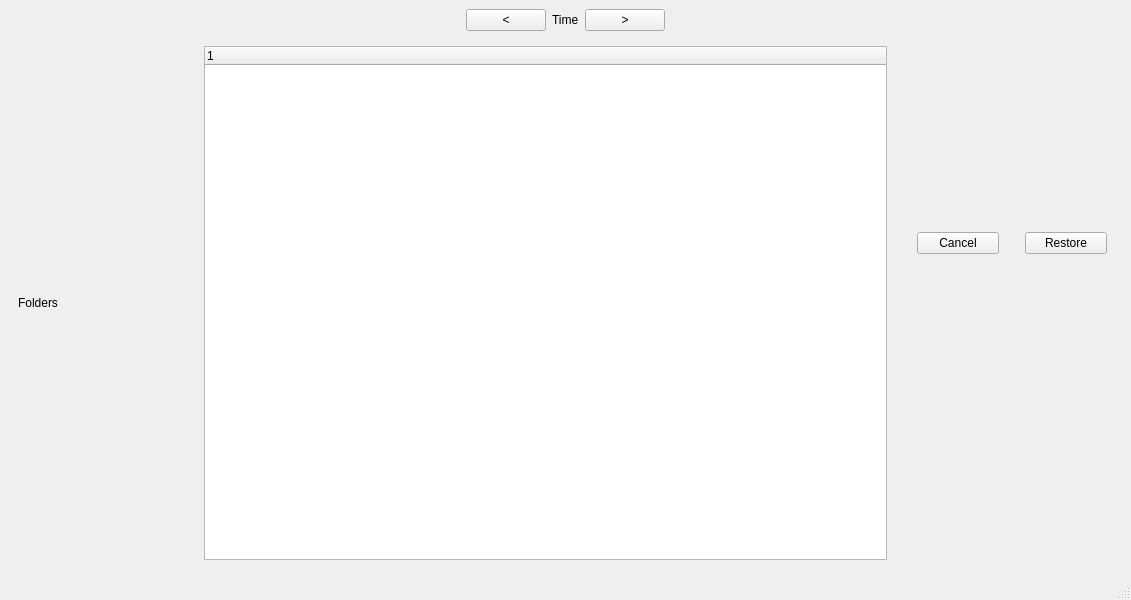
Before: the Qt Designer form src/ui/enter_time_machine.ui in GeovaneJefferson/timemachine, drawn with Qt 5.
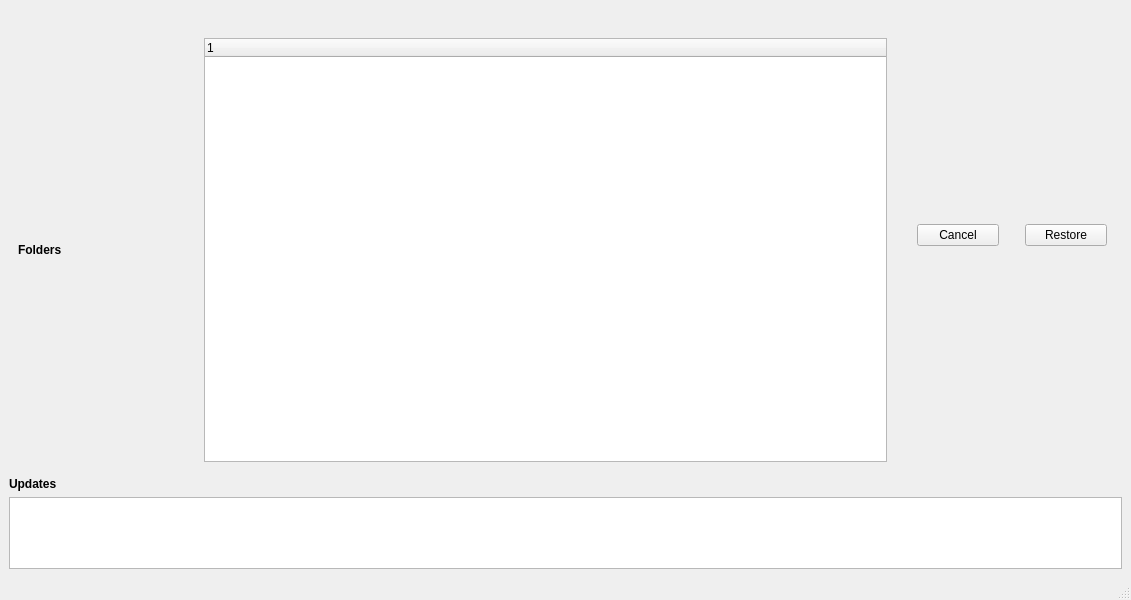
After: the same form once the commit is applied.

```diff
--- a/src/ui/enter_time_machine.ui
+++ b/src/ui/enter_time_machine.ui
@@ -16,7 +16,7 @@
   <widget class="QWidget" name="centralwidget">
    <layout class="QVBoxLayout" name="verticalLayout_2">
     <item>
-     <layout class="QVBoxLayout" name="verticalLayout" stretch="0,0,1">
+     <layout class="QVBoxLayout" name="verticalLayout" stretch="0,0,1,0,0">
       <item>
        <layout class="QGridLayout" name="dates_layout"/>
       </item>
@@ -35,27 +35,6 @@
           </property>
          </spacer>
         </item>
-        <item alignment="Qt::AlignHCenter">
-         <widget class="QPushButton" name="btn_up">
-          <property name="text">
-           <string>&lt;</string>
-          </property>
-         </widget>
-        </item>
-        <item>
-         <widget class="QLabel" name="label_gray_time">
-          <property name="text">
-           <string>Time</string>
-          </property>
-         </widget>
-        </item>
-        <item alignment="Qt::AlignHCenter">
-         <widget class="QPushButton" name="btn_down">
-          <property name="text">
-           <string>&gt;</string>
-          </property>
-         </widget>
-        </item>
         <item>
          <spacer name="horizontalSpacer_4">
           <property name="orientation">
@@ -73,6 +52,9 @@
       </item>
       <item>
        <layout class="QHBoxLayout" name="horizontalLayout" stretch="0,1,0">
+        <property name="spacing">
+         <number>6</number>
+        </property>
         <item>
          <widget class="QWidget" name="widget_3" native="true">
           <property name="minimumSize">
@@ -88,8 +70,13 @@
            </size>
           </property>
           <layout class="QVBoxLayout" name="verticalLayout_6" stretch="0,1">
-           <item>
+           <item alignment="Qt::AlignLeft|Qt::AlignVCenter">
             <widget class="QLabel" name="label">
+             <property name="font">
+              <font>
+               <bold>true</bold>
+              </font>
+             </property>
              <property name="text">
               <string>Folders</string>
              </property>
@@ -130,6 +117,12 @@
              <property name="animated">
               <bool>true</bool>
              </property>
+             <property name="wordWrap">
+              <bool>true</bool>
+             </property>
+             <attribute name="headerMinimumSectionSize">
+              <number>150</number>
+             </attribute>
              <column>
               <property name="text">
                <string notr="true">1</string>
@@ -272,6 +265,46 @@
         </item>
        </layout>
       </item>
+      <item alignment="Qt::AlignLeft|Qt::AlignVCenter">
+       <widget class="QLabel" name="label_2">
+        <property name="font">
+         <font>
+          <bold>true</bold>
+         </font>
+        </property>
+        <property name="text">
+         <string>Updates</string>
+        </property>
+       </widget>
+      </item>
+      <item>
+       <widget class="QTreeView" name="tree_widget_updates">
+        <property name="minimumSize">
+         <size>
+          <width>0</width>
+          <height>0</height>
+         </size>
+        </property>
+        <property name="sizeAdjustPolicy">
+         <enum>QAbstractScrollArea::AdjustToContents</enum>
+        </property>
+        <property name="selectionBehavior">
+         <enum>QAbstractItemView::SelectRows</enum>
+        </property>
+        <property name="iconSize">
+         <size>
+          <width>16</width>
+          <height>16</height>
+         </size>
+        </property>
+        <property name="animated">
+         <bool>true</bool>
+        </property>
+        <property name="wordWrap">
+         <bool>true</bool>
+        </property>
+       </widget>
+      </item>
      </layout>
     </item>
    </layout>
```
Left out of the diff: 2 changed lines with no effect on the pictures.
